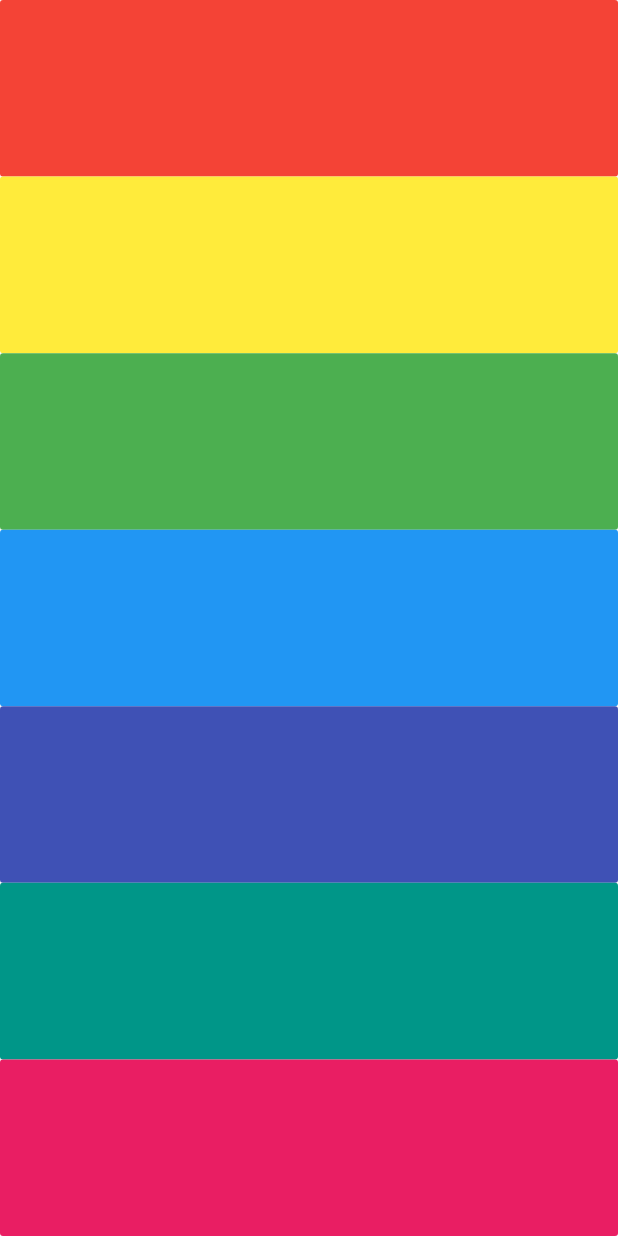
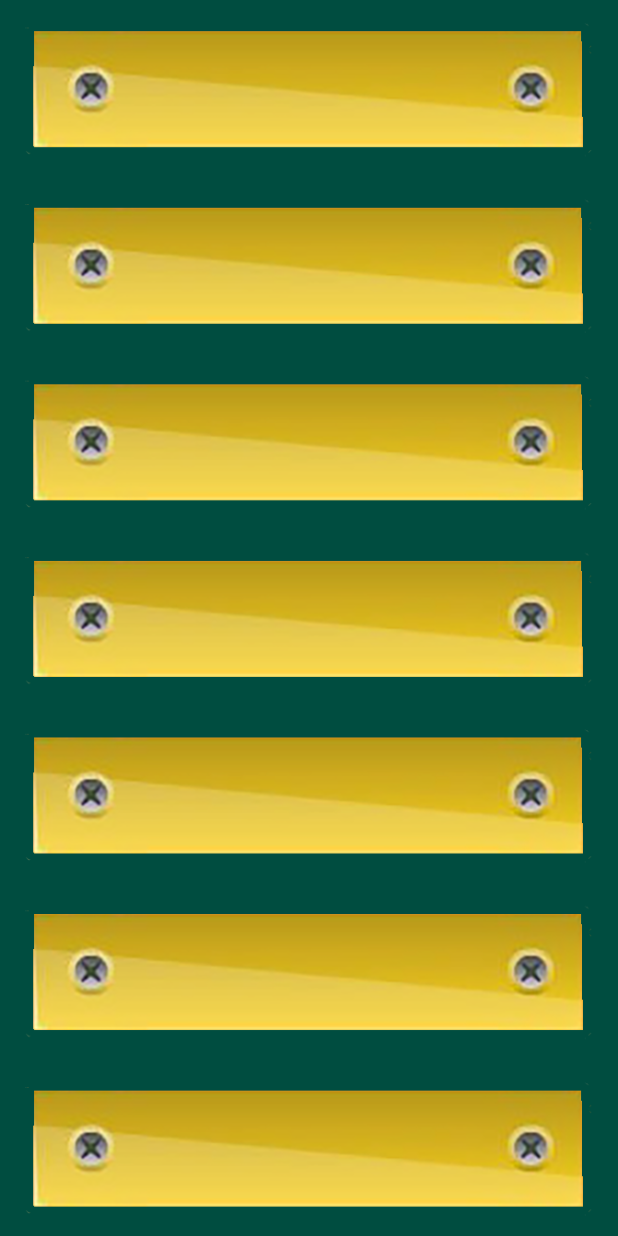
Before and after one commit to AndrewAKG/xylophone, a Flutter app: the screen it shows after launch, on a phone screen of 412 x 824 dp. Run offline on Flutter 3.47's test engine with Material 2 defaults, Android fonts, the phone set to English and light mode, and no system bars; our stand-ins replace audioplayers.

```diff
--- a/lib/main.dart
+++ b/lib/main.dart
@@ -4,15 +4,15 @@ import 'package:flutter/material.dart';
 void main() => runApp(XylophoneApp());
 
 class XylophoneApp extends StatelessWidget {
+  final player = AudioCache();
   void playNote(int noteNumber) {
-    final player = AudioCache();
     player.play('note$noteNumber.wav');
   }
 
-  Widget buildNote(var color, int noteNumber) {
+  Expanded buildNote(int noteNumber) {
     return Expanded(
       child: FlatButton(
-        color: color,
+        child: Image.asset('images/step.png'),
         onPressed: () {
           playNote(noteNumber);
         },
@@ -26,16 +26,17 @@ class XylophoneApp extends StatelessWidget {
       home: Scaffold(
         body: SafeArea(
           child: Container(
+            color: Colors.teal.shade900,
             child: Column(
               crossAxisAlignment: CrossAxisAlignment.stretch,
               children: <Widget>[
-                buildNote(Colors.red, 1),
-                buildNote(Colors.yellow, 2),
-                buildNote(Colors.green, 3),
-                buildNote(Colors.blue, 4),
-                buildNote(Colors.indigo, 5),
-                buildNote(Colors.teal, 6),
-                buildNote(Colors.pink, 7),
+                buildNote(1),
+                buildNote(2),
+                buildNote(3),
+                buildNote(4),
+                buildNote(5),
+                buildNote(6),
+                buildNote(7),
               ],
             ),
           ),
--- a/pubspec.yaml
+++ b/pubspec.yaml
@@ -23,3 +23,4 @@ flutter:
 
   assets:
     - assets/
+    - images/
```
Also changed, not shown: images/step.jpg (added), images/step.png (added), images/xylophone.PNG (added), 2 other files.
